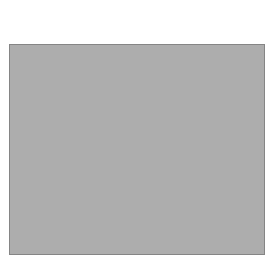
Qt form secondwindow.ui (jeongu-choi/gittt) before a commit.
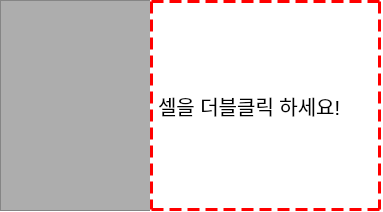
The same form after that commit.

What changed in the file:
```diff
--- a/secondwindow.ui
+++ b/secondwindow.ui
@@ -6,8 +6,8 @@
    <rect>
     <x>0</x>
     <y>0</y>
-    <width>280</width>
-    <height>264</height>
+    <width>383</width>
+    <height>212</height>
    </rect>
   </property>
   <property name="windowTitle">
@@ -19,9 +19,9 @@
   <widget class="QTableWidget" name="tableWidget">
    <property name="geometry">
     <rect>
-     <x>9</x>
-     <y>44</y>
-     <width>256</width>
+     <x>0</x>
+     <y>0</y>
+     <width>151</width>
      <height>211</height>
     </rect>
    </property>
@@ -29,6 +29,25 @@
     <string notr="true">background:rgb(173, 173, 173)</string>
    </property>
   </widget>
+  <widget class="QLabel" name="label">
+   <property name="geometry">
+    <rect>
+     <x>150</x>
+     <y>0</y>
+     <width>231</width>
+     <height>211</height>
+    </rect>
+   </property>
+   <property name="styleSheet">
+    <string notr="true">border: 3px dashed rgb(255, 0, 0);
+font : 15pt ;
+color : black;
+</string>
+   </property>
+   <property name="text">
+    <string>셀을 더블클릭 하세요!</string>
+   </property>
+  </widget>
  </widget>
  <resources/>
  <connections/>
```
